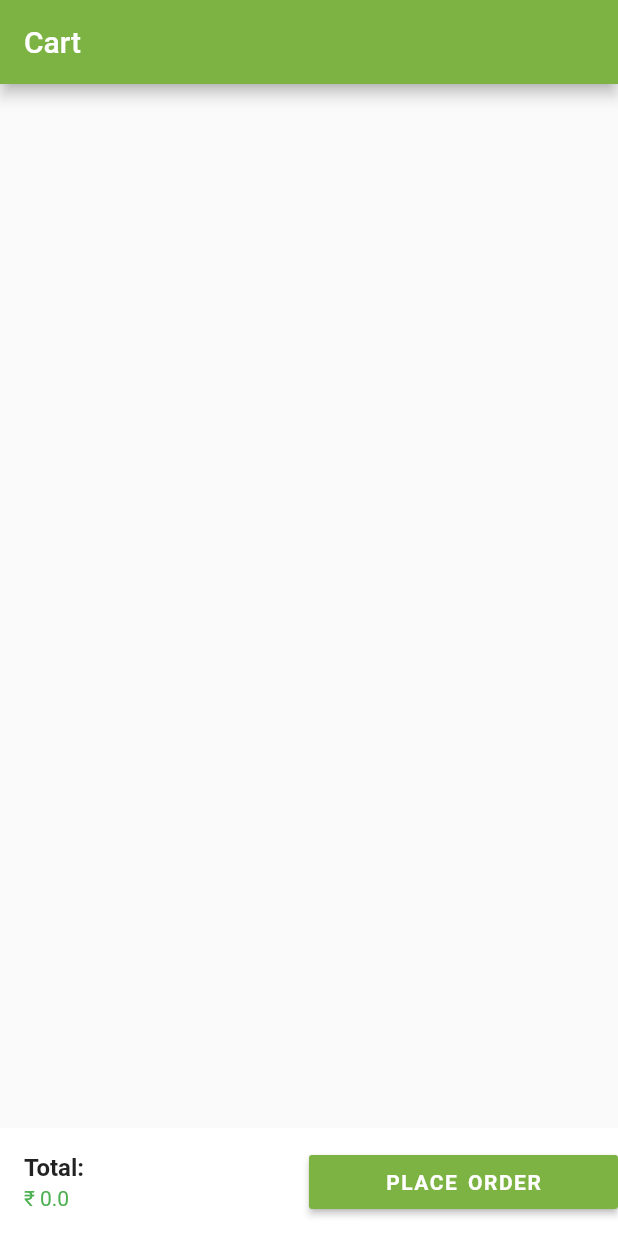
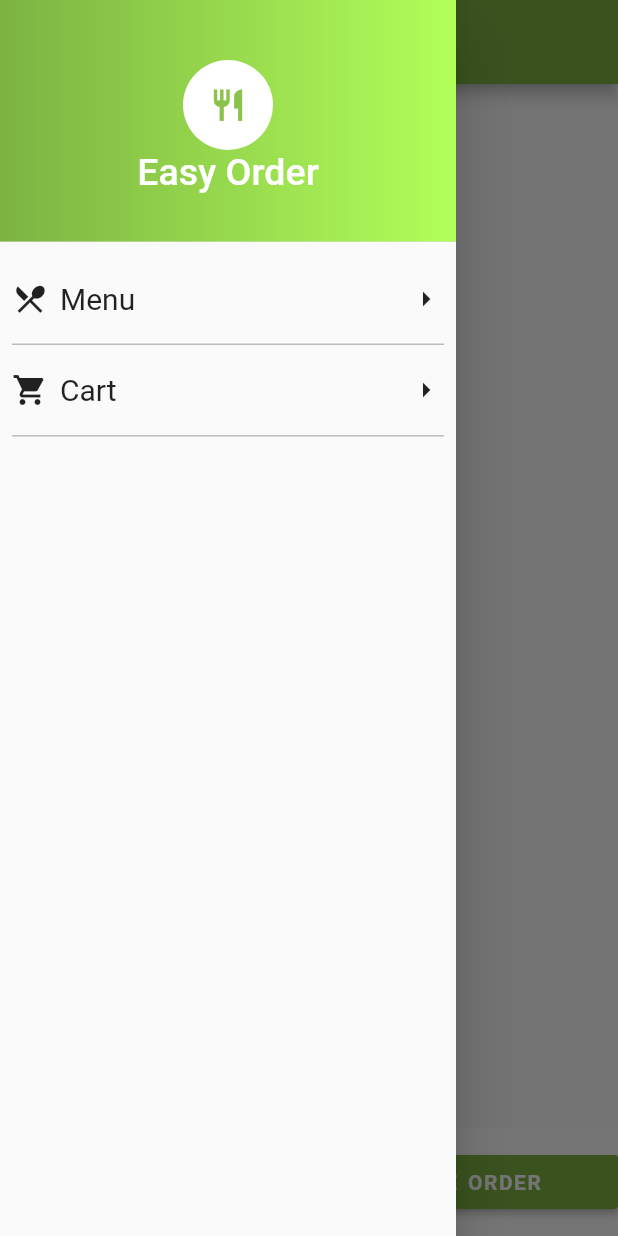
Before and after one commit to killerone/Easy-Order, a Flutter app: the screen it shows after launch, with the side drawer open (before the commit the screen has no drawer), on a phone screen of 412 x 824 dp. Run offline on Flutter 3.47's test engine with Material 2 defaults, Android fonts, the phone set to English and light mode, and no system bars; our stand-ins replace cloud_firestore; accounts and stored records are empty; project files that could hold a hidden picture were left out.

Commit message:
drawer added

```diff
--- a/lib/cart.dart
+++ b/lib/cart.dart
@@ -1,6 +1,7 @@
 import 'package:cloud_firestore/cloud_firestore.dart';
 import 'package:flutter/material.dart';
 import './services/cart_services.dart';
+import './drawer.dart';
 
 class Cart extends StatelessWidget {
   @override
@@ -19,6 +20,7 @@ class _CartScreen extends StatelessWidget {
         backgroundColor: Theme.of(context).primaryColor,
         centerTitle: false,
       ),
+      drawer: CustomDrawer(),
       body: StreamBuilder(
           stream: Firestore.instance
               .collection("cart")
@@ -46,6 +48,18 @@ class _CartScreen extends StatelessWidget {
                       .collection("items")
                       .snapshots(),
                   builder: (context, snapshot) {
+                    if (!snapshot.hasData) {
+                      return ListTile(
+                        title: Text(
+                          "Total:",
+                          style: TextStyle(fontWeight: FontWeight.bold),
+                        ),
+                        subtitle: Text(
+                          "\₹ 0.0",
+                          style: TextStyle(color: Colors.green),
+                        ),
+                      );
+                    }
                     return ListTile(
                       title: Text(
                         "Total:",
@@ -77,10 +91,14 @@ class _CartScreen extends StatelessWidget {
 
   Widget _total(snapshot) {
     double totalPrice = 0;
-    for (var i = 0; i < snapshot.data.documents.length; i++){
-      totalPrice += snapshot.data.documents[i].data['price'] * snapshot.data.documents[i].data['quantity'];
+    for (var i = 0; i < snapshot.data.documents.length; i++) {
+      totalPrice += snapshot.data.documents[i].data['price'] *
+          snapshot.data.documents[i].data['quantity'];
     }
-    return Text("\₹ $totalPrice",style: TextStyle(color: Colors.green),);
+    return Text(
+      "\₹ $totalPrice",
+      style: TextStyle(color: Colors.green),
+    );
   }
 
   Widget _buildCartItem(DocumentSnapshot document) {
--- a/lib/dish.dart
+++ b/lib/dish.dart
@@ -2,6 +2,7 @@ import 'package:flutter/material.dart';
 import 'package:cloud_firestore/cloud_firestore.dart';
 import './services/cart_services.dart';
 import './services/dish_service.dart';
+import './drawer.dart';
 
 class Dish extends StatefulWidget {
   @override
@@ -19,6 +20,7 @@ class _DishState extends State<Dish> {
   @override
   Widget build(BuildContext context) {
     return Scaffold(
+      drawer: CustomDrawer(),
       body: StreamBuilder(
         stream: Firestore.instance
             .collection('dish')
--- /dev/null
+++ b/lib/drawer.dart
@@ -0,0 +1,79 @@
+import 'package:flutter/material.dart';
+
+class CustomDrawer extends StatelessWidget {
+  @override
+  Widget build(BuildContext context) {
+    return Drawer(
+      child: ListView(
+        children: <Widget>[
+          DrawerHeader(
+            decoration: BoxDecoration(
+                gradient: LinearGradient(colors: <Color>[
+              Colors.lightGreen.shade600,
+              Colors.lightGreenAccent
+            ])),
+            child: Column(
+              mainAxisAlignment: MainAxisAlignment.center,
+              children: <Widget>[
+                CircleAvatar(
+                  backgroundColor: Colors.white,
+                  radius: 30.0,
+                  child: Icon(
+                    Icons.restaurant,
+                    color: Colors.lightGreen,
+                    size: 25.0,
+                  ),
+                ),
+                Text(
+                  'Easy Order',
+                  style: TextStyle(fontSize: 25, color: Colors.white),
+                ),
+              ],
+            ),
+          ),
+          _Custom(Icons.restaurant_menu, 'Menu', () => {}),
+          _Custom(Icons.shopping_cart, 'Cart', () => {}),
+        ],
+      ),
+    );
+  }
+}
+
+class _Custom extends StatelessWidget {
+  IconData icon;
+  String text;
+  Function onTap;
+  _Custom(this.icon, this.text, this.onTap);
+  @override
+  Widget build(BuildContext context) {
+    return Padding(
+      padding: const EdgeInsets.fromLTRB(8.0, 0, 8.0, 0),
+      child: Container(
+        decoration: BoxDecoration(
+            border: Border(bottom: BorderSide(color: Colors.grey.shade400))),
+        child: InkWell(
+          onTap: onTap,
+          splashColor: Colors.lightGreenAccent,
+          child: Container(
+            height: 60.0,
+            child: Row(
+              mainAxisAlignment: MainAxisAlignment.spaceBetween,
+              children: <Widget>[
+                Row(
+                  children: <Widget>[
+                    Icon(icon),
+                    Padding(
+                      padding: const EdgeInsets.all(8.0),
+                      child: Text(text, style: TextStyle(fontSize: 20.0)),
+                    ),
+                  ],
+                ),
+                Icon(Icons.arrow_right)
+              ],
+            ),
+          ),
+        ),
+      ),
+    );
+  }
+}
```
